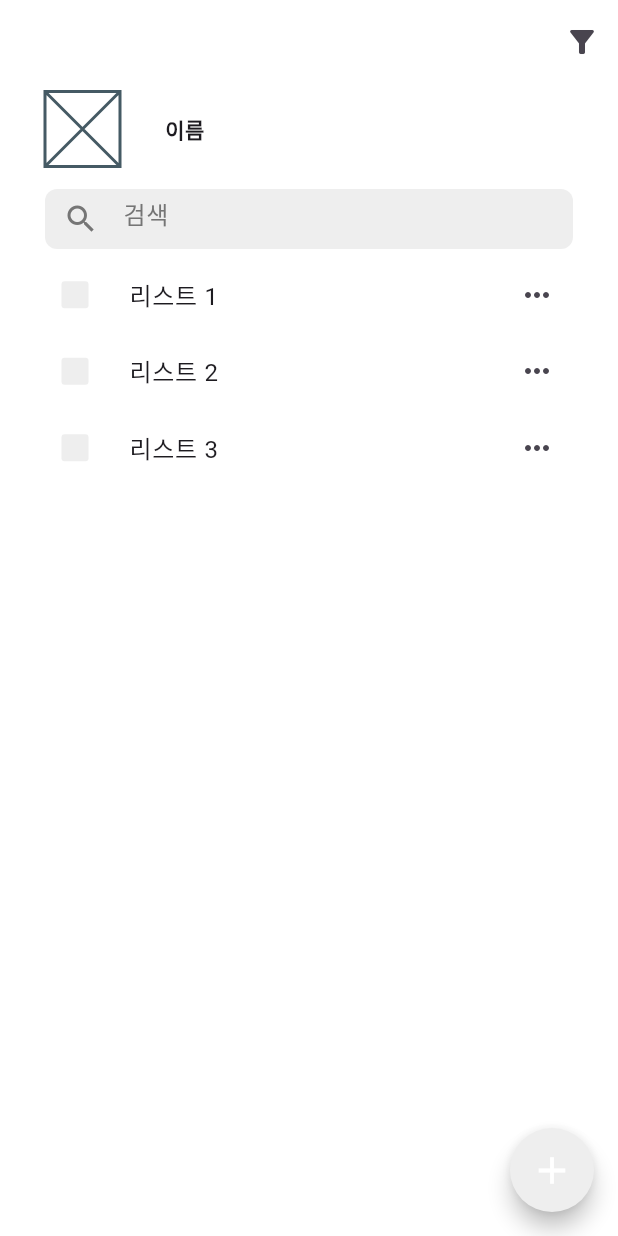
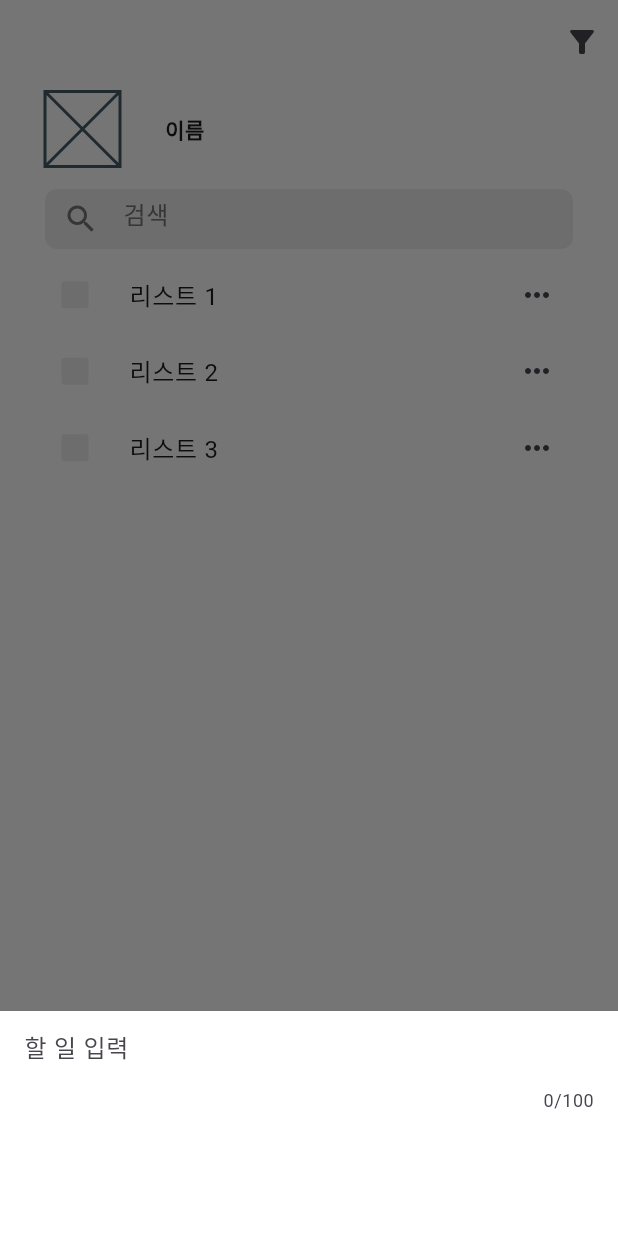
Before and after one commit to 6UNHEE/todo_project, a Flutter app: the screen it shows after launch, after a tap on the "add" icon, on a phone screen of 412 x 824 dp. Run offline on Flutter 3.47's test engine with Material 3 defaults, Android fonts, the phone set to English and light mode, and no system bars.

Commit message:
todo 리스트 추가 UI

```diff
--- a/lib/common/widgets/app_scaffold.dart
+++ b/lib/common/widgets/app_scaffold.dart
@@ -1,4 +1,5 @@
 import 'package:flutter/material.dart';
+import 'package:todo_project/screens/todo/widgets/add_list.dart';
 import 'package:todo_project/theme/app_size.dart';
 import 'package:todo_project/theme/app_theme.dart';
 
@@ -31,7 +32,12 @@ class AppScaffold extends StatelessWidget {
       appBar: AppBar(title: title, centerTitle: true, actions: actions),
       floatingActionButton: (isMainScreen ?? false)
           ? FloatingActionButton(
-              onPressed: () {},
+              onPressed: () {
+                showModalBottomSheet(
+                  context: context,
+                  builder: (context) => AddList(),
+                );
+              },
               shape: CircleBorder(),
               backgroundColor: AppTheme.lightGray,
               child: Icon(
--- /dev/null
+++ b/lib/screens/todo/widgets/add_list.dart
@@ -0,0 +1,65 @@
+import 'package:flutter/material.dart';
+import 'package:todo_project/theme/app_size.dart';
+import 'package:todo_project/theme/app_theme.dart';
+
+class AddList extends StatefulWidget {
+  /// Todo 리스트 추가
+  const AddList({super.key});
+
+  @override
+  State<AddList> createState() => _AddListState();
+}
+
+class _AddListState extends State<AddList> {
+  final TextEditingController _todoController = TextEditingController();
+
+  @override
+  void dispose() {
+    _todoController.dispose();
+    super.dispose();
+  }
+
+  @override
+  Widget build(BuildContext context) {
+    return Container(
+      height: 150,
+      color: Colors.white,
+      child: Column(
+        mainAxisAlignment: MainAxisAlignment.spaceBetween,
+        children: [
+          TextFormField(
+            controller: _todoController,
+            onChanged: (value) {
+              // TODO 상태관리로 setState 없이 입력 감지하기
+              setState(() {});
+            },
+            maxLines: null,
+            maxLength: 100,
+            decoration: InputDecoration(
+              border: InputBorder.none,
+              hintText: '할 일 입력',
+              contentPadding: EdgeInsets.symmetric(horizontal: 16.0),
+            ),
+          ),
+          Visibility(
+            visible: _todoController.text.isNotEmpty,
+            child: Row(
+              spacing: AppSize.appPaddingS,
+              mainAxisAlignment: MainAxisAlignment.end,
+              children: [
+                TextButton(
+                  onPressed: () {},
+                  child: Text(
+                    '임시저장',
+                    style: TextStyle(color: AppTheme.charcoal),
+                  ),
+                ),
+                TextButton(onPressed: () {}, child: Text('완료')),
+              ],
+            ),
+          ),
+        ],
+      ),
+    );
+  }
+}
```
